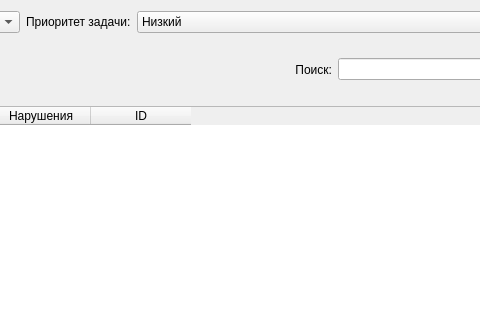
Qt form arm_o/d_addtask.ui (levdikandrey/DataCollector) before a commit; both pictures show x 421 to 901 and y 0 to 320 of the 1388 by 867 pixel window.
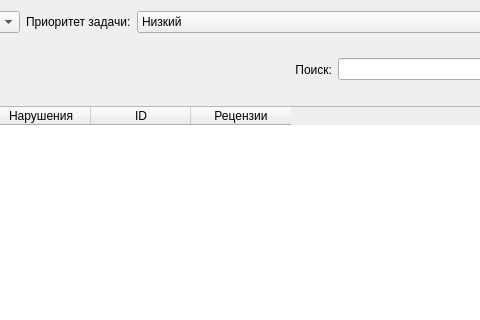
The same form after that commit. Icons and pictures are not drawn.

What changed in the file:
```diff
--- a/arm_o/d_addtask.ui
+++ b/arm_o/d_addtask.ui
@@ -260,6 +260,11 @@
        <string>ID</string>
       </property>
      </column>
+     <column>
+      <property name="text">
+       <string>Рецензии</string>
+      </property>
+     </column>
     </widget>
    </item>
    <item row="2" column="10">
```
Left out of the diff: 13 changed lines with no effect on the pictures.
